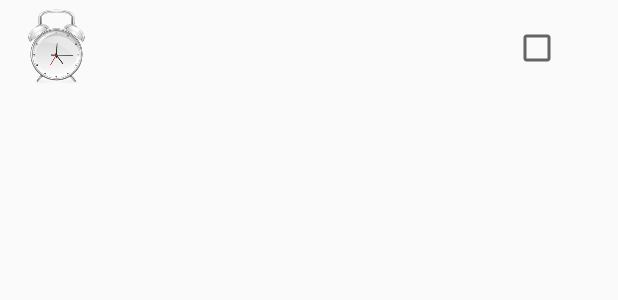
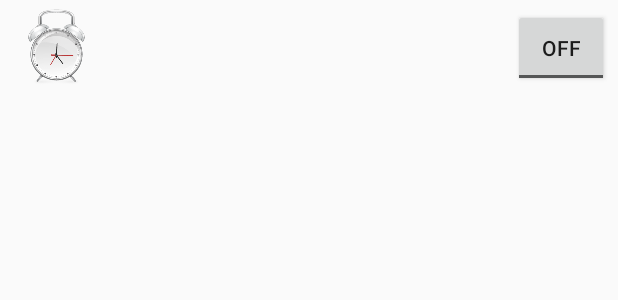
Before and after one commit to AlexanderHederstaf/groupalarm, an Android app: the layout alarm_list_item.xml on its own in the app's theme, with its tools: preview values and no code run, on a phone screen of 412 x 824 dp. Shown: the top 300 px of the screen. Run offline under Robolectric (Android 15) with nearby library versions, the phone set to English and light mode, and no system bars.

Commit message:
Changed the checkBox in the ListView to a toggleButton

```diff
--- a/GroupAlarm/app/src/main/java/com/groupalarm/asijge/groupalarm/CustomListViewAdapter.java
+++ b/GroupAlarm/app/src/main/java/com/groupalarm/asijge/groupalarm/CustomListViewAdapter.java
@@ -14,6 +14,7 @@ import android.widget.CheckBox;
 import android.widget.CompoundButton;
 import android.widget.ImageView;
 import android.widget.TextView;
+import android.widget.ToggleButton;
 
 import com.groupalarm.asijge.groupalarm.Alarm.AlarmManagerHelper;
 import com.groupalarm.asijge.groupalarm.Data.Alarm;
@@ -39,7 +40,7 @@ public class CustomListViewAdapter extends ArrayAdapter<ListRowItem> {
         ImageView imageView;
         TextView time;
         TextView eventDesc;
-        CheckBox checkBox;
+        ToggleButton checkBox;
     }
 
     public View getView(int position, View convertView, ViewGroup parent) {
@@ -57,7 +58,7 @@ public class CustomListViewAdapter extends ArrayAdapter<ListRowItem> {
             holder.time = (TextView) convertView.findViewById(R.id.time);
             //holder.eventDesc = (TextView) convertView.findViewById(R.id.eventDescription);
             holder.imageView = (ImageView) convertView.findViewById(R.id.icon);
-            holder.checkBox = (CheckBox) convertView.findViewById(R.id.on_off);
+            holder.checkBox = (ToggleButton) convertView.findViewById(R.id.on_off);
             holder.checkBox.setOnCheckedChangeListener(alarmCheckedListener(rowItem.getAlarm()));
             convertView.setTag(holder);
         } else {
--- a/GroupAlarm/app/src/main/res/layout/alarm_list_item.xml
+++ b/GroupAlarm/app/src/main/res/layout/alarm_list_item.xml
@@ -26,7 +26,7 @@
             android:focusableInTouchMode="false"
             android:textSize="16sp" />
 
-        <CheckBox
+        <ToggleButton
             android:id="@+id/on_off"
             android:layout_width="64dip"
             android:layout_height="64dip"
```
